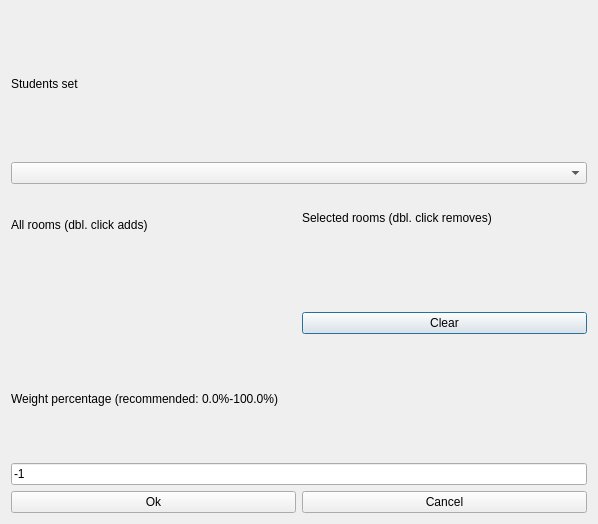
This is src/interface/modifyconstraintstudentssethomeroomsform_template.ui in janLo/FET as Qt 5 draws it before an edit. The edited form follows.
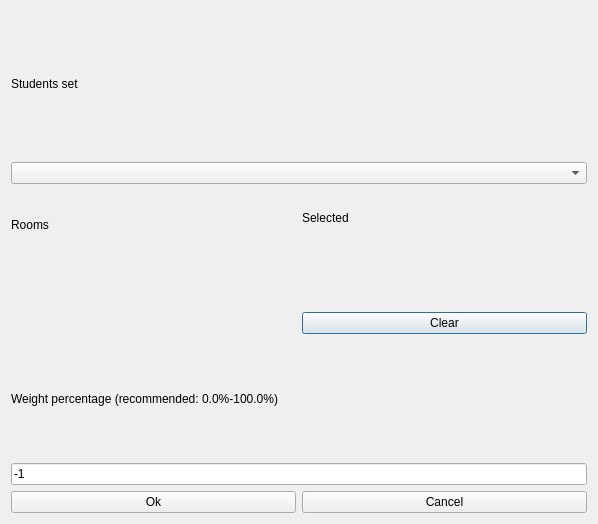
This is the edited form. Custom widgets are drawn as their Qt base class.

```diff
--- a/src/interface/modifyconstraintstudentssethomeroomsform_template.ui
+++ b/src/interface/modifyconstraintstudentssethomeroomsform_template.ui
@@ -38,7 +38,7 @@
         <enum>QFrame::Plain</enum>
        </property>
        <property name="text">
-        <string>All rooms (dbl. click adds)</string>
+        <string>Rooms</string>
        </property>
        <property name="wordWrap">
         <bool>false</bool>
@@ -67,7 +67,7 @@
         <enum>QFrame::Plain</enum>
        </property>
        <property name="text">
-        <string>Selected rooms (dbl. click removes)</string>
+        <string comment="It refers to a list of selected rooms">Selected</string>
        </property>
        <property name="wordWrap">
         <bool>false</bool>
```
